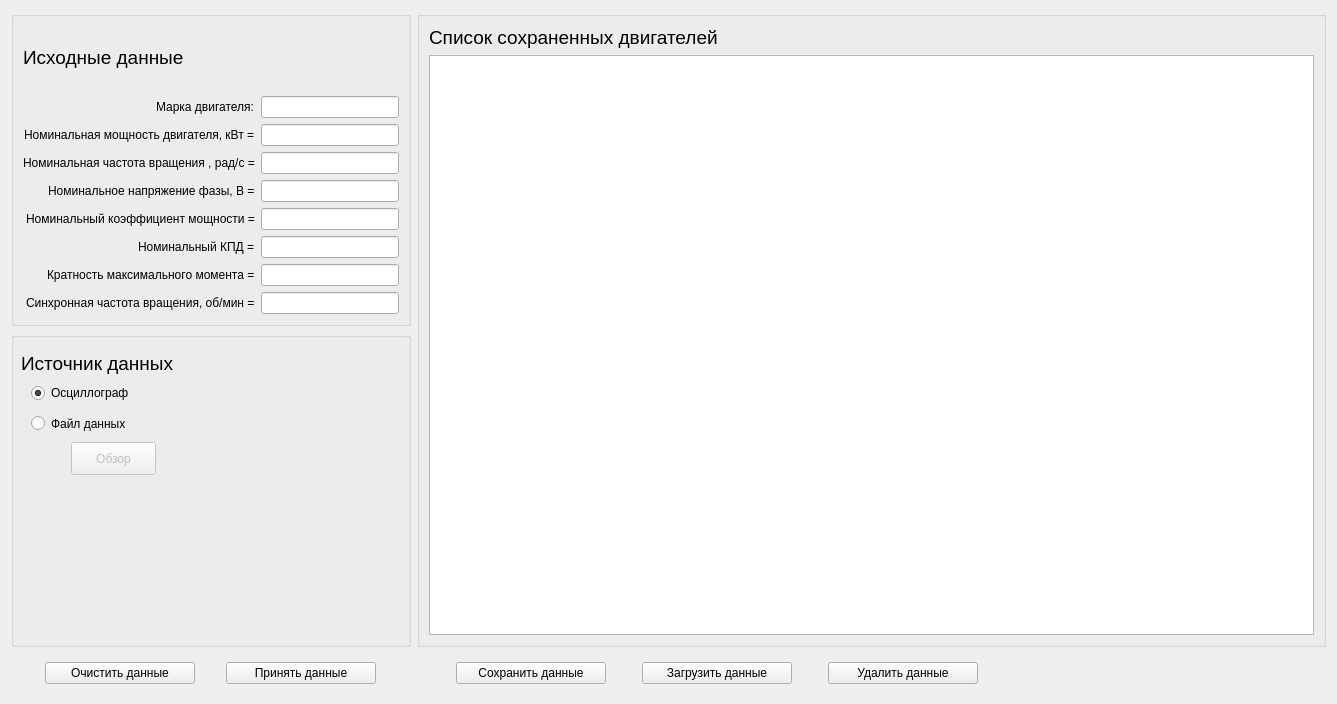
First picture: the form in untitled/datas.ui, repository Ivanos121/ImView, before the edit.
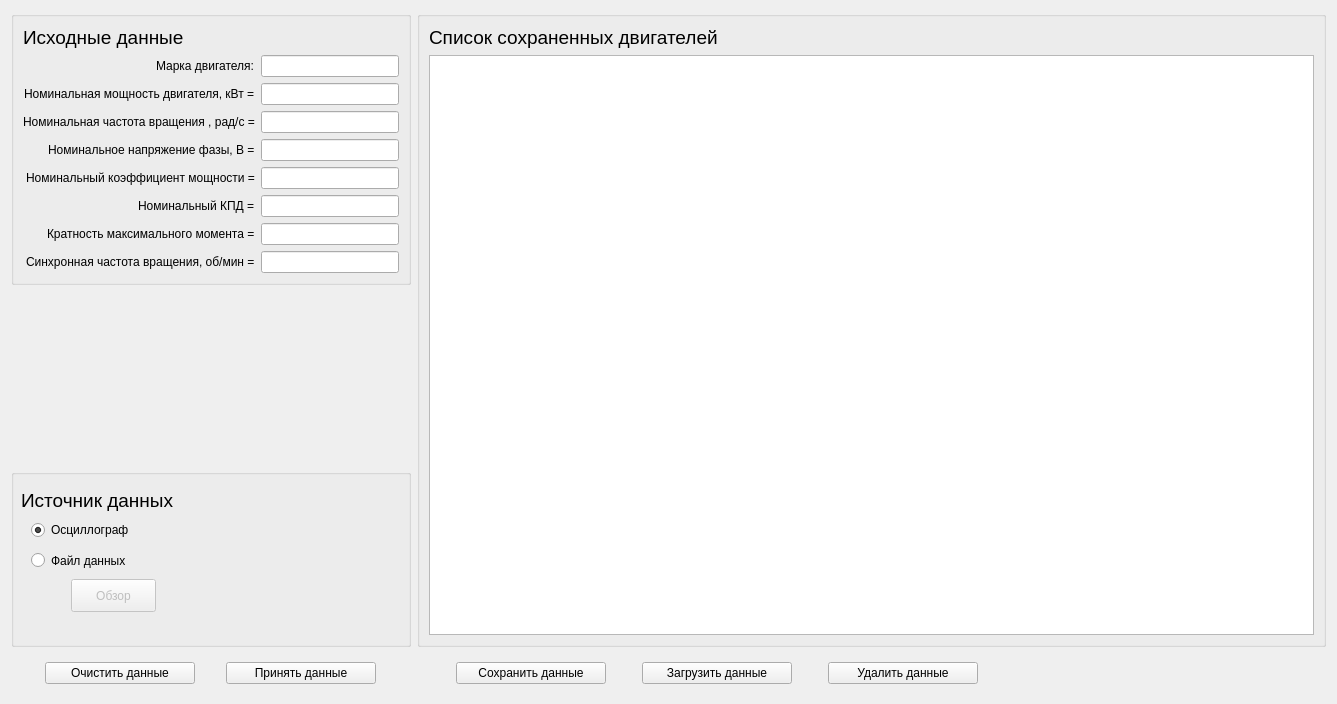
Second picture: the form after the edit.

Patch:
```diff
--- a/untitled/datas.ui
+++ b/untitled/datas.ui
@@ -14,7 +14,7 @@
    <string>Form</string>
   </property>
   <layout class="QGridLayout" name="gridLayout_2">
-   <item row="2" column="1">
+   <item row="3" column="1">
     <widget class="QWidget" name="widget_2" native="true">
      <property name="maximumSize">
       <size>
@@ -65,6 +65,80 @@
      </layout>
     </widget>
    </item>
+   <item row="2" column="0">
+    <widget class="QGroupBox" name="groupBox_3">
+     <property name="minimumSize">
+      <size>
+       <width>400</width>
+       <height>0</height>
+      </size>
+     </property>
+     <widget class="QRadioButton" name="radioButton">
+      <property name="geometry">
+       <rect>
+        <x>20</x>
+        <y>50</y>
+        <width>141</width>
+        <height>22</height>
+       </rect>
+      </property>
+      <property name="text">
+       <string>Осциллограф</string>
+      </property>
+      <property name="checked">
+       <bool>true</bool>
+      </property>
+      <attribute name="buttonGroup">
+       <string notr="true">buttonGroup</string>
+      </attribute>
+     </widget>
+     <widget class="QLabel" name="label_10">
+      <property name="geometry">
+       <rect>
+        <x>10</x>
+        <y>20</y>
+        <width>384</width>
+        <height>23</height>
+       </rect>
+      </property>
+      <property name="text">
+       <string>&lt;html&gt;&lt;head/&gt;&lt;body&gt;&lt;p&gt;&lt;span style=&quot; font-size:14pt;&quot;&gt;Источник данных&lt;/span&gt;&lt;/p&gt;&lt;/body&gt;&lt;/html&gt;</string>
+      </property>
+     </widget>
+     <widget class="QRadioButton" name="radioButton_2">
+      <property name="geometry">
+       <rect>
+        <x>20</x>
+        <y>80</y>
+        <width>141</width>
+        <height>23</height>
+       </rect>
+      </property>
+      <property name="text">
+       <string>Файл данных</string>
+      </property>
+      <attribute name="buttonGroup">
+       <string notr="true">buttonGroup</string>
+      </attribute>
+     </widget>
+     <widget class="QPushButton" name="pushButton_5">
+      <property name="enabled">
+       <bool>false</bool>
+      </property>
+      <property name="geometry">
+       <rect>
+        <x>60</x>
+        <y>110</y>
+        <width>85</width>
+        <height>33</height>
+       </rect>
+      </property>
+      <property name="text">
+       <string>Обзор</string>
+      </property>
+     </widget>
+    </widget>
+   </item>
    <item row="0" column="0">
     <widget class="QGroupBox" name="groupBox">
      <property name="enabled">
@@ -221,7 +295,23 @@
      </layout>
     </widget>
    </item>
-   <item row="2" column="0">
+   <item row="0" column="1" rowspan="3">
+    <widget class="QGroupBox" name="groupBox_2">
+     <layout class="QVBoxLayout" name="verticalLayout">
+      <item>
+       <widget class="QLabel" name="label_12">
+        <property name="text">
+         <string>&lt;html&gt;&lt;head/&gt;&lt;body&gt;&lt;p&gt;&lt;span style=&quot; font-size:14pt;&quot;&gt;Список сохраненных двигателей&lt;/span&gt;&lt;/p&gt;&lt;/body&gt;&lt;/html&gt;</string>
+        </property>
+       </widget>
+      </item>
+      <item>
+       <widget class="QTableView" name="tableView"/>
+      </item>
+     </layout>
+    </widget>
+   </item>
+   <item row="3" column="0">
     <widget class="QWidget" name="widget" native="true">
      <property name="maximumSize">
       <size>
@@ -260,94 +350,7 @@
     </widget>
    </item>
    <item row="1" column="0">
-    <widget class="QGroupBox" name="groupBox_3">
-     <property name="minimumSize">
-      <size>
-       <width>400</width>
-       <height>0</height>
-      </size>
-     </property>
-     <widget class="QRadioButton" name="radioButton">
-      <property name="geometry">
-       <rect>
-        <x>20</x>
-        <y>50</y>
-        <width>141</width>
-        <height>22</height>
-       </rect>
-      </property>
-      <property name="text">
-       <string>Осциллограф</string>
-      </property>
-      <property name="checked">
-       <bool>true</bool>
-      </property>
-      <attribute name="buttonGroup">
-       <string notr="true">buttonGroup</string>
-      </attribute>
-     </widget>
-     <widget class="QLabel" name="label_10">
-      <property name="geometry">
-       <rect>
-        <x>10</x>
-        <y>20</y>
-        <width>384</width>
-        <height>23</height>
-       </rect>
-      </property>
-      <property name="text">
-       <string>&lt;html&gt;&lt;head/&gt;&lt;body&gt;&lt;p&gt;&lt;span style=&quot; font-size:14pt;&quot;&gt;Источник данных&lt;/span&gt;&lt;/p&gt;&lt;/body&gt;&lt;/html&gt;</string>
-      </property>
-     </widget>
-     <widget class="QRadioButton" name="radioButton_2">
-      <property name="geometry">
-       <rect>
-        <x>20</x>
-        <y>80</y>
-        <width>141</width>
-        <height>23</height>
-       </rect>
-      </property>
-      <property name="text">
-       <string>Файл данных</string>
-      </property>
-      <attribute name="buttonGroup">
-       <string notr="true">buttonGroup</string>
-      </attribute>
-     </widget>
-     <widget class="QPushButton" name="pushButton_5">
-      <property name="enabled">
-       <bool>false</bool>
-      </property>
-      <property name="geometry">
-       <rect>
-        <x>60</x>
-        <y>110</y>
-        <width>85</width>
-        <height>33</height>
-       </rect>
-      </property>
-      <property name="text">
-       <string>Обзор</string>
-      </property>
-     </widget>
-    </widget>
-   </item>
-   <item row="0" column="1" rowspan="2">
-    <widget class="QGroupBox" name="groupBox_2">
-     <layout class="QVBoxLayout" name="verticalLayout">
-      <item>
-       <widget class="QLabel" name="label_12">
-        <property name="text">
-         <string>&lt;html&gt;&lt;head/&gt;&lt;body&gt;&lt;p&gt;&lt;span style=&quot; font-size:14pt;&quot;&gt;Список сохраненных двигателей&lt;/span&gt;&lt;/p&gt;&lt;/body&gt;&lt;/html&gt;</string>
-        </property>
-       </widget>
-      </item>
-      <item>
-       <widget class="QTableView" name="tableView"/>
-      </item>
-     </layout>
-    </widget>
+    <layout class="QVBoxLayout" name="verticalLayout_2"/>
    </item>
   </layout>
  </widget>
```
